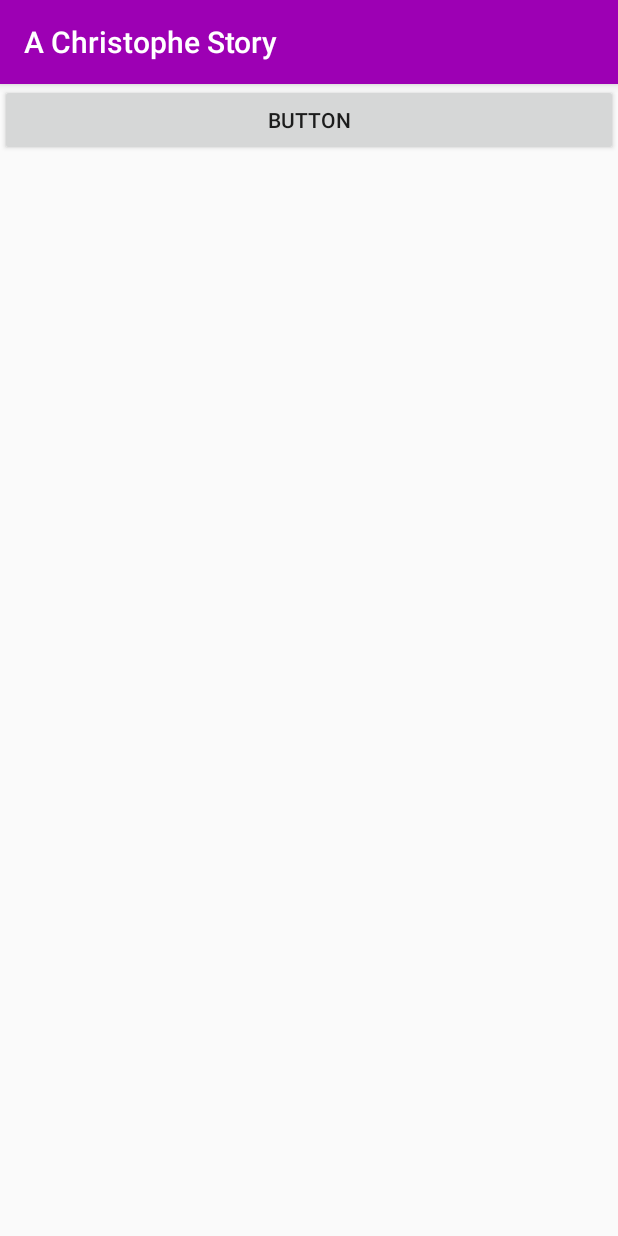
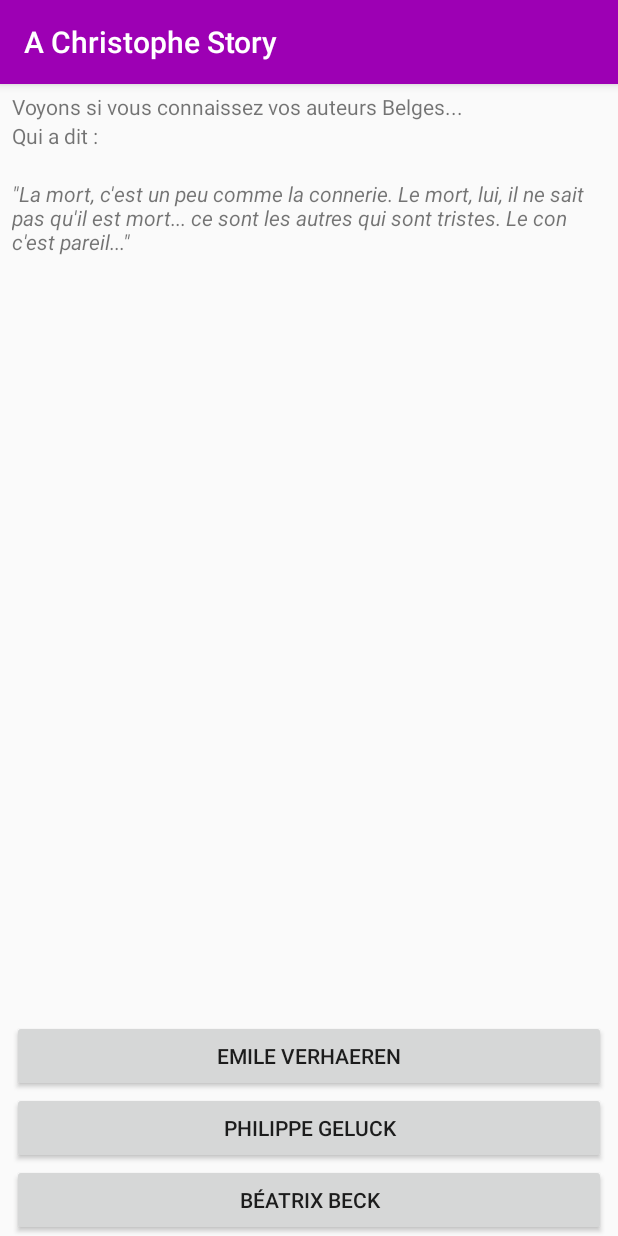
Before and after one commit to thomas40510/achristophe-story, an Android app: the screen25 screen opened directly, with no data from a screen before it, on a phone screen of 412 x 824 dp. Run offline under Robolectric (Android 15) with nearby library versions, the phone set to English and light mode, and no system bars.

Commit message:
achristophe-story 27/07@18:47

```diff
--- a/app/src/main/java/com/example/studioquaiouest/myapplication/MainActivity.java
+++ b/app/src/main/java/com/example/studioquaiouest/myapplication/MainActivity.java
@@ -232,7 +232,7 @@ public class MainActivity extends AppCompatActivity {
     }
 
     public void gotoLB (View view){
-        Intent intent = new Intent(this, screen49.class);
+        Intent intent = new Intent(this, screen25.class);
         startActivity(intent);
     }
 
--- a/app/src/main/res/layout/activity_screen25.xml
+++ b/app/src/main/res/layout/activity_screen25.xml
@@ -1,17 +1,92 @@
 <?xml version="1.0" encoding="utf-8"?>
 <RelativeLayout xmlns:android="http://schemas.android.com/apk/res/android"
+    xmlns:app="http://schemas.android.com/apk/res-auto"
     xmlns:tools="http://schemas.android.com/tools"
     android:layout_width="match_parent"
     android:layout_height="match_parent"
+    android:layout_marginLeft="8dp"
+    android:layout_marginRight="8dp"
+    android:layout_marginTop="5dp"
     tools:context="com.example.studioquaiouest.myapplication.screen25">
 
     <Button
         android:id="@+id/button19"
         android:layout_width="wrap_content"
         android:layout_height="wrap_content"
+        android:layout_alignParentBottom="true"
         android:layout_alignParentEnd="true"
         android:layout_alignParentStart="true"
+        android:onClick="isWrong"
+        android:text="béatrix beck" />
+
+    <TextView
+        android:id="@+id/textView144"
+        android:layout_width="wrap_content"
+        android:layout_height="wrap_content"
+        android:layout_alignParentStart="true"
         android:layout_alignParentTop="true"
-        android:onClick="gotoNext"
-        android:text="Button" />
+        android:text="Voyons si vous connaissez vos auteurs Belges..." />
+
+    <TextView
+        android:id="@+id/textView145"
+        android:layout_width="wrap_content"
+        android:layout_height="wrap_content"
+        android:layout_alignParentStart="true"
+        android:layout_below="@+id/textView144"
+        android:text="Qui a dit : " />
+
+    <TextView
+        android:id="@+id/textView146"
+        android:layout_width="wrap_content"
+        android:layout_height="wrap_content"
+        android:text="&quot;La mort, c'est un peu comme la connerie. Le mort, lui, il ne sait pas qu'il est mort... ce sont les autres qui sont tristes. Le con c'est pareil...&quot;"
+        android:textSize="14sp"
+        android:textStyle="italic"
+        android:layout_below="@+id/textView150"
+        android:layout_alignParentStart="true" />
+
+    <Button
+        android:id="@+id/button33"
+        android:layout_width="wrap_content"
+        android:layout_height="wrap_content"
+        android:layout_above="@+id/button19"
+        android:layout_alignParentEnd="true"
+        android:layout_alignParentStart="true"
+        android:onClick="isTrue"
+        android:text="Philippe Geluck" />
+
+    <Button
+        android:id="@+id/button35"
+        android:layout_width="wrap_content"
+        android:layout_height="wrap_content"
+        android:layout_above="@+id/button33"
+        android:layout_alignParentEnd="true"
+        android:layout_alignParentStart="true"
+        android:onClick="isWrong"
+        android:text="Emile Verhaeren" />
+
+    <TextView
+        android:id="@+id/textView149"
+        android:layout_width="wrap_content"
+        android:layout_height="wrap_content"
+        android:layout_below="@+id/textView146"
+        android:layout_centerHorizontal="true" />
+
+    <ImageView
+        android:id="@+id/imgWrong"
+        android:layout_width="match_parent"
+        android:layout_height="match_parent"
+        android:layout_above="@+id/button35"
+        android:layout_below="@+id/textView149"
+        android:layout_centerHorizontal="true"
+        android:visibility="invisible"
+        app:srcCompat="@drawable/lechat_nope" />
+
+    <TextView
+        android:id="@+id/textView150"
+        android:layout_width="wrap_content"
+        android:layout_height="wrap_content"
+        android:layout_below="@+id/textView145"
+        android:layout_toEndOf="@+id/textView145" />
+
 </RelativeLayout>
```
Also changed, not shown: app/src/main/java/com/example/studioquaiouest/myapplication/screen25.java (+14 -0 lines), app/src/main/java/com/example/studioquaiouest/myapplication/screen55.java (+14 -0 lines), app/src/main/res/layout/activity_screen55.xml (+72 -3 lines), 264 other files.
